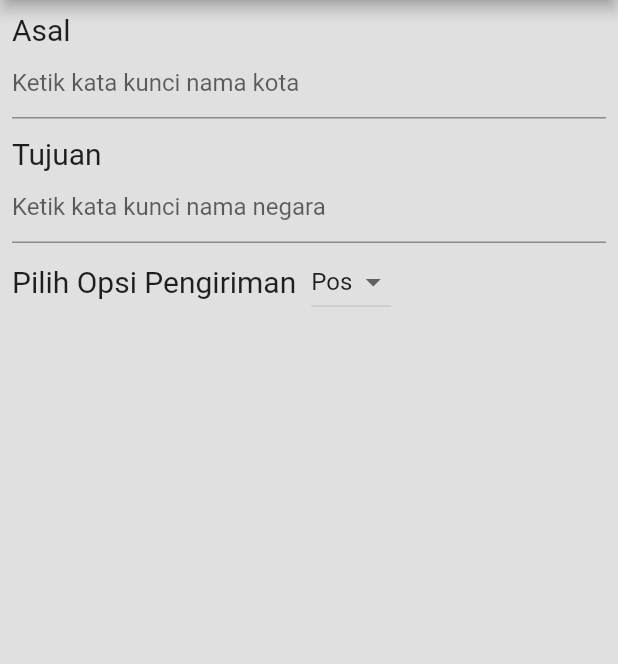
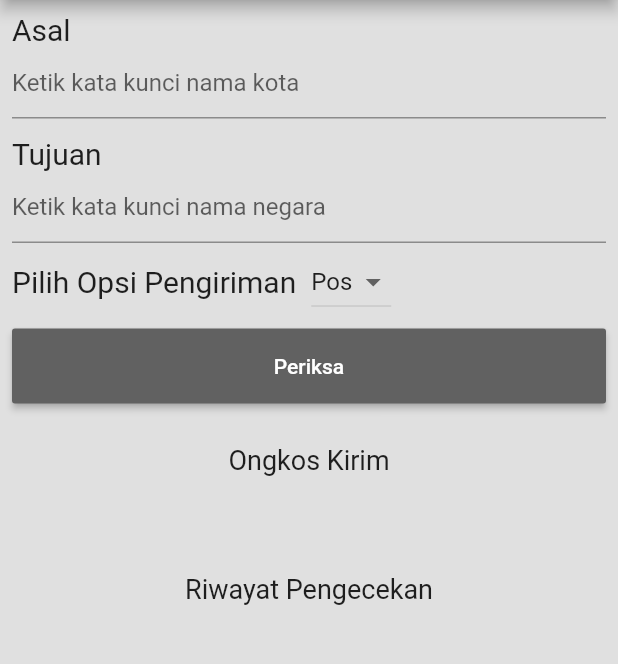
Before and after one commit to annastasyaivory/flutter_cek_ongkir, a Flutter app: the screen it shows after launch, on a phone screen of 412 x 824 dp, the part 84-748 px from its top. Run offline on Flutter 3.47's test engine with Material 2 defaults, Android fonts, the phone set to English and light mode, and no system bars.

Commit message:
progres 4

```diff
--- a/lib/main.dart
+++ b/lib/main.dart
@@ -1,6 +1,9 @@
 import 'package:flutter/material.dart';
 import 'inputTujuan.dart';
 import 'inputAsal.dart';
+import 'result.dart';
+import 'periksa.dart';
+import 'riwayatPengecekan.dart';
 
 void main() {
   runApp(MyApp());
@@ -26,6 +29,7 @@ class _MyAppState extends State<MyApp> {
   String _result = "";
 
   List<String> listViewItem = List<String>();
+  final periksaHandler = Function;
 
   void perhitunganOngkir() {
     setState(() {
@@ -141,6 +145,18 @@ class _MyAppState extends State<MyApp> {
                       child: buildDropdownButton()),
                 ],
               ),
+              Periksa(periksaHandler: perhitunganOngkir),
+              Result(result: _result),
+              Container(
+                margin: EdgeInsets.only(top: 10, bottom: 10),
+                child: Text(
+                  "Riwayat Pengecekan",
+                  style: TextStyle(fontSize: 18),
+                ),
+              ),
+              Expanded(
+                child: RiwayatPengecekan(listViewItem: listViewItem),
+              ),
             ],
           ),
         ),
--- /dev/null
+++ b/lib/periksa.dart
@@ -0,0 +1,20 @@
+import 'package:flutter/material.dart';
+
+class Periksa extends StatelessWidget {
+  final Function periksaHandler;
+  Periksa({Key key, @required this.periksaHandler});
+  @override
+  Widget build(BuildContext context) {
+    return Container(
+      margin: EdgeInsets.fromLTRB(0, 7, 0, 7),
+      width: double.infinity,
+      height: 50,
+      child: RaisedButton(
+        onPressed: periksaHandler,
+        color: Colors.grey[700],
+        textColor: Colors.white,
+        child: Text("Periksa"),
+      ),
+    );
+  }
+}
--- /dev/null
+++ b/lib/result.dart
@@ -0,0 +1,29 @@
+import 'package:flutter/material.dart';
+
+class Result extends StatelessWidget {
+  const Result({
+    Key key,
+    @required this.result,
+  }) : super(key: key);
+  final String result;
+  @override
+  Widget build(BuildContext context) {
+    return Container(
+      margin: EdgeInsets.only(top: 20, bottom: 20),
+      child: Column(
+        mainAxisAlignment: MainAxisAlignment.center,
+        children: [
+          Text(
+            "Ongkos Kirim",
+            style: TextStyle(fontSize: 18),
+          ),
+          Text(
+            result,
+            style: TextStyle(fontSize: 30),
+          )
+        ],
+      ),
+    );
+// );
+  }
+}
--- /dev/null
+++ b/lib/riwayatPengecekan.dart
@@ -0,0 +1,24 @@
+import 'package:flutter/material.dart';
+
+class RiwayatPengecekan extends StatelessWidget {
+  const RiwayatPengecekan({
+    Key key,
+    @required this.listViewItem,
+  }) : super(key: key);
+
+  final List<String> listViewItem;
+
+  @override
+  Widget build(BuildContext context) {
+    return ListView(
+        children: listViewItem.map((String value) {
+      return Container(
+        margin: EdgeInsets.all(10),
+        child: Text(
+          value,
+          style: TextStyle(fontSize: 15),
+        ),
+      );
+    }).toList());
+  }
+}
```
